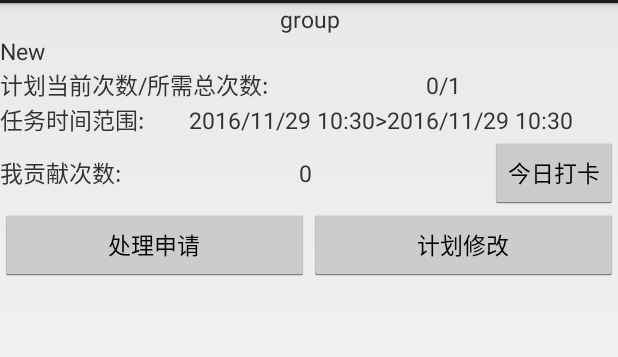
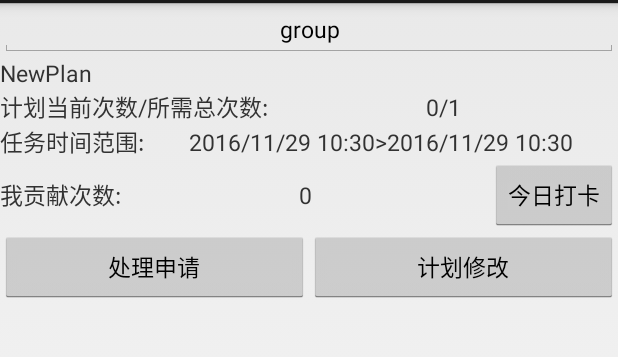
Before and after one commit to lubical/YourPlan, an Android app: the fragment GroupFragment placed in its activity, after a tap on "创建群", on a phone screen of 412 x 824 dp, the part 69-426 px from its top. Run offline under Robolectric (Android 15) with nearby library versions, the phone set to English and light mode, and no system bars; 18 statements that could not run were skipped.

Commit message:
vsersion 1.1  finished

```diff
--- a/app/src/main/AndroidManifest.xml
+++ b/app/src/main/AndroidManifest.xml
@@ -44,7 +44,7 @@
                        android:value=".NavigationDrawerActivity"></meta-data>
         </activity>
         <activity android:name=".group.GroupOwnerActivity"
-                  android:launchMode="singleTask">
+                  android:launchMode="singleTop">
             <meta-data android:name="android.support.PARENT_ACTIVITY"
                        android:value=".NavigationDrawerActivity"></meta-data>
         </activity>
--- a/app/src/main/java/com/lubical/android/yourplan/Plan/Plan.java
+++ b/app/src/main/java/com/lubical/android/yourplan/Plan/Plan.java
@@ -53,7 +53,7 @@ public class Plan {
         planRemindTime = new Date(planStartTime.getTime()+60000);
         planImportantUrgent = IMPORTANT_URGENT;
         planClassify = "未分组";
-        planName = new String("New");
+        planName = new String("NewPlan");
     }
     public int getPlanImportantUrgent() {
         return planImportantUrgent;
--- a/app/src/main/java/com/lubical/android/yourplan/group/GroupApplyDealFragment.java
+++ b/app/src/main/java/com/lubical/android/yourplan/group/GroupApplyDealFragment.java
@@ -43,9 +43,7 @@ public class GroupApplyDealFragment extends ListFragment {
         }
         mDBManager = new DBManager(getActivity());
         getGruopId = getArguments().getString(GRUOP_ID);
-        Log.d("GADeal", getGruopId);
         mGroupApplyMapList = mDBManager.getGroupApplyMapList(UUID.fromString(getGruopId));
-        Log.d("GADeal", "size "+mGroupApplyMapList.size());
         mGroupApplySimpleAdapter = new GroupApplySimpleAdapter(
                 getActivity(),
                 mGroupApplyMapList,
@@ -91,7 +89,11 @@ public class GroupApplyDealFragment extends ListFragment {
                 public void onClick(View v) {
                     Account account = mDBManager.getAccount(userId);
                     account.setGroupId(groupId);
+                    Group group = mDBManager.getGroup(groupId);
+                    group.setGroupMemberCount(group.getGroupMemberCount()+1);
                     account.setGroupTaskState(0);
+                    account.setGroupTaskReward(0);
+                    mDBManager.updateGroup(group);
                     mDBManager.updateAccount(account);
                     mDBManager.deleteGroupApply(userId, groupId);
                     mGroupApplyMapList.remove(position);
--- a/app/src/main/java/com/lubical/android/yourplan/group/GroupFragment.java
+++ b/app/src/main/java/com/lubical/android/yourplan/group/GroupFragment.java
@@ -95,6 +95,7 @@ public class GroupFragment extends Fragment {
             } else {
                 Log.d(TAG, "joined a group"+userId);
                 Intent i = new Intent(getActivity(),GroupMemberActivity.class);
+                i.putExtra(GroupMemberFragment.EXTRA_USER_ID,userId);
                 startActivity(i);
             }
         }
--- a/app/src/main/java/com/lubical/android/yourplan/group/GroupMemberActivity.java
+++ b/app/src/main/java/com/lubical/android/yourplan/group/GroupMemberActivity.java
@@ -10,6 +10,7 @@ import com.lubical.android.yourplan.SingleFragmentActivity;
 
 public class GroupMemberActivity extends SingleFragmentActivity {
     public Fragment createFragment() {
-        return new GroupMemberFragment();
+        String userId = getIntent().getStringExtra(GroupMemberFragment.EXTRA_USER_ID);
+        return GroupMemberFragment.newInstance(userId);
     }
 }
--- a/app/src/main/java/com/lubical/android/yourplan/group/GroupOwnerFragment.java
+++ b/app/src/main/java/com/lubical/android/yourplan/group/GroupOwnerFragment.java
@@ -8,6 +8,8 @@ import android.os.Bundle;
 import android.support.annotation.Nullable;
 import android.support.v4.app.ListFragment;
 import android.support.v4.app.NavUtils;
+import android.text.Editable;
+import android.text.TextWatcher;
 import android.util.Log;
 import android.view.ActionMode;
 import android.view.ContextMenu;
@@ -37,6 +39,10 @@ import java.util.HashMap;
 import java.util.List;
 import java.util.Objects;
 import java.util.UUID;
+
+import static android.icu.lang.UCharacter.GraphemeClusterBreak.L;
+import static android.icu.lang.UCharacter.GraphemeClusterBreak.T;
+import static com.lubical.android.yourplan.R.string.account;
 
 /**
  * Created by lubical on 2016/11/22.
@@ -70,15 +76,11 @@ public class GroupOwnerFragment extends ListFragment {
         }
         mDBManager = new DBManager(getActivity());
         groupId = UUID.fromString(getArguments().getString(EXTRA_GROUP_ID));
-        Log.d(TAG, " gourpId="+groupId);
         mGroup = mDBManager.getGroup(groupId);
         mAccount = mDBManager.getAccount(mGroup.getGroupOwnerId());
         mPlan = mDBManager.getPlan(mGroup.getGroupPlanId());
         groupMemberMapList = mDBManager.getAccountMapList(groupId);
-        for (HashMap<String,Object> map:groupMemberMapList) {
-            Log.d(TAG,"groupUser "+map.get(Account.ACCOUNT_NAME));
-        }
-        Log.d(TAG, "groupMember"+groupMemberMapList.size());
+
         mSimpleAdapter = new SimpleAdapter(
                 getActivity(),
                 groupMemberMapList,
@@ -94,16 +96,32 @@ public class GroupOwnerFragment extends ListFragment {
             mDBManager.updateGroup(mGroup);
             mDBManager.addPlan(mPlan);
         }
-        Log.d(TAG, "groupId"+mGroup.getGroupId());
+
     }
 
     @Override
-    public View onCreateView(final LayoutInflater inflater, ViewGroup container, Bundle savedInstanceState) {
+    public View onCreateView(final LayoutInflater inflater, final ViewGroup container, Bundle savedInstanceState) {
         View v = inflater.inflate(R.layout.fragment_group_owner, null);
-        planName = (TextView)v.findViewById(R.id.group_owner_planName);
+        planName = (TextView) v.findViewById(R.id.group_owner_planName);
         planName.setText(mPlan.getPlanName());
-        groupName = (TextView)v.findViewById(R.id.group_owner_groupName);
+        groupName = (EditText)v.findViewById(R.id.group_owner_groupName);
         groupName.setText(mGroup.getGroupName());
+        groupName.addTextChangedListener(new TextWatcher() {
+            @Override
+            public void beforeTextChanged(CharSequence s, int start, int count, int after) {
+
+            }
+
+            @Override
+            public void onTextChanged(CharSequence s, int start, int before, int count) {
+                mGroup.setGroupName(s.toString());
+            }
+
+            @Override
+            public void afterTextChanged(Editable s) {
+
+            }
+        });
         planTimes = (TextView)v.findViewById(R.id.group_owner_planTimes);
         planTimes.setText(Integer.toString(mPlan.getPlanStatue())+"/"+Integer.toString(mPlan.getPlanRepeatFrequency()));
         planDuring = (TextView)v.findViewById(R.id.group_owner_planDuring);
@@ -121,6 +139,10 @@ public class GroupOwnerFragment extends ListFragment {
                 mywork.setText(Integer.toString(mAccount.getGroupTaskState()));
                 Toast.makeText(getActivity(),"今日完成",Toast.LENGTH_SHORT);
                 planTimes.setText(Integer.toString(mPlan.getPlanStatue())+"/"+Integer.toString(mPlan.getPlanRepeatFrequency()));
+                mDBManager.updateAccount(mAccount);
+                mDBManager.updatePlan(mPlan);
+                groupMemberMapList.clear();
+                groupMemberMapList.addAll(mDBManager.getAccountMapList(groupId));
                 mSimpleAdapter.notifyDataSetChanged();
             }
         });
@@ -128,6 +150,9 @@ public class GroupOwnerFragment extends ListFragment {
         planEditBtn.setOnClickListener(new View.OnClickListener() {
             @Override
             public void onClick(View v) {
+                mDBManager.updatePlan(mPlan);
+                mDBManager.updateGroup(mGroup);
+                mDBManager.updateAccount(mAccount);
                 Intent intent = new Intent(getActivity(), GroupPlanActivity.class);
                 intent.putExtra(GroupPlanFragment.EXTRA_GROUP_PLAN_ID,mPlan.getPlanID().toString());
                 startActivity(intent);
@@ -156,7 +181,7 @@ public class GroupOwnerFragment extends ListFragment {
                 @Override
                 public boolean onCreateActionMode(ActionMode mode, Menu menu) {
                     MenuInflater inflater1 = mode.getMenuInflater();
-                    inflater1.inflate(R.menu.plan_list_item_context, menu);
+                    inflater1.inflate(R.menu.groupmember_list_item_context, menu);
                     return true;
                 }
 
@@ -173,10 +198,13 @@ public class GroupOwnerFragment extends ListFragment {
                                 if (getListView().isItemChecked(i)) {
                                     HashMap<String, Object> map = groupMemberMapList.get(i);
                                     String userId = map.get(Account.ACCOUNT_USER_ID).toString();
+                                    if (mAccount.getUserId().equals(userId)) continue;//自己不应删除
                                     Account account = mDBManager.getAccount(userId);
                                     account.setGroupId(UUID.randomUUID());
                                     account.setGroupTaskState(0);
                                     account.setGroupTaskReward(0);
+                                    mGroup.setGroupMemberCount(mGroup.getGroupMemberCount()-1);
+                                    mDBManager.updateGroup(mGroup);
                                     mDBManager.updateAccount(account);
                                     groupMemberMapList.remove(i);
                                 }
@@ -212,10 +240,13 @@ public class GroupOwnerFragment extends ListFragment {
             case R.id.menu_item_delete_groupMember:
                 String userId = map.get(Account.ACCOUNT_USER_ID).toString();
                 Account account = mDBManager.getAccount(userId);
+                mGroup.setGroupMemberCount(mGroup.getGroupMemberCount()-1);
                 account.setGroupId(UUID.randomUUID());
                 account.setGroupTaskState(0);
                 account.setGroupTaskReward(0);
                 mDBManager.updateAccount(account);
+                mDBManager.updateGroup(mGroup);
+                groupMemberMapList.remove(position);
                 mSimpleAdapter.notifyDataSetChanged();
                 return true;
         }
@@ -249,6 +280,9 @@ public class GroupOwnerFragment extends ListFragment {
                 mGroup.setGroupPlanRewardTimes(mGroup.getGroupPlanRewardTimes()-1);
                 mDBManager.updateAccount(mAccount);
                 mDBManager.updateGroup(mGroup);
+                groupMemberMapList.clear();
+                groupMemberMapList.addAll(mDBManager.getAccountMapList(groupId));
+                mSimpleAdapter.notifyDataSetChanged();
                 dialog.dismiss();
             }
         });
@@ -266,6 +300,7 @@ public class GroupOwnerFragment extends ListFragment {
         switch (item.getItemId()) {
             case android.R.id.home:
                 if (NavUtils.getParentActivityName(getActivity()) != null) {
+                    mDBManager.updateGroup(mGroup);
                     mDBManager.updatePlan(mPlan);
                     mDBManager.updateAccount(mAccount);
                     NavUtils.navigateUpFromSameTask(getActivity());
@@ -278,8 +313,18 @@ public class GroupOwnerFragment extends ListFragment {
     @Override
     public void onResume() {
         super.onResume();
-        mDBManager.updatePlan(mPlan);
+        mGroup = mDBManager.getGroup(groupId);
+        mPlan = mDBManager.getPlan(mGroup.getGroupPlanId());
+        planName.setText(mPlan.getPlanName());
+        groupName.setText(mGroup.getGroupName());
+        planTimes.setText(Integer.toString(mPlan.getPlanStatue())+"/"+Integer.toString(mPlan.getPlanRepeatFrequency()));
+        String startDate = DateTimePickerFragment.format.format(mPlan.getPlanStartTime());
+        String endDate = DateTimePickerFragment.format.format(mPlan.getPlanEndTime());
+        planDuring.setText(startDate+">"+ endDate);
         mDBManager.updateAccount(mAccount);
+        groupMemberMapList.clear();
+        groupMemberMapList.addAll(mDBManager.getAccountMapList(groupId));
+        mSimpleAdapter.notifyDataSetChanged();
     }
 
     @Override
--- a/app/src/main/java/com/lubical/android/yourplan/share/Share.java
+++ b/app/src/main/java/com/lubical/android/yourplan/share/Share.java
@@ -30,6 +30,9 @@ public class Share {
         this.groupId = groupId;
         this.planId = planId;
         this.userId = userId;
+        if (message.length()<1) {
+            message = "分享是最大的收获(默认)";
+        }
         this.message = message;
         time = new Date().getTime();
         thumbUpCount = 0;
--- a/app/src/main/java/com/lubical/android/yourplan/share/ShareListFragment.java
+++ b/app/src/main/java/com/lubical/android/yourplan/share/ShareListFragment.java
@@ -71,10 +71,10 @@ public class ShareListFragment extends ListFragment{
                 getActivity(),
                 mShareMapList,
                 R.layout.list_item_share,
-                new String[]{"planName","statue","name","thumbUpCount","commentCount"},
+                new String[]{"planName","statue","name","thumbUpCount","commentCount","message"},
                 new int[]{R.id.list_item_share_planNameTv,R.id.list_item_share_planStatueTv,
                         R.id.list_item_share_planUserTv,R.id.list_item_share_thumbUpCountTv,
-                        R.id.list_item_share_commentCountTv}
+                        R.id.list_item_share_commentCountTv, R.id.list_item_share_messageTv}
         );
         setListAdapter(mSimpleAdapter);
         Log.d(TAG, " size "+mShareMapList.size());
@@ -202,7 +202,6 @@ public class ShareListFragment extends ListFragment{
                         reviewAdapter.notifyDataSetChanged();
                         mSimpleAdapter.notifyDataSetChanged();
                     }
-                    //showComment.setVisibility(View.INVISIBLE);
                 }
             });
             return v;
--- a/app/src/main/res/layout/fragment_group_owner.xml
+++ b/app/src/main/res/layout/fragment_group_owner.xml
@@ -3,7 +3,7 @@
               android:orientation="vertical"
               android:layout_width="match_parent"
               android:layout_height="match_parent">
-    <TextView
+    <EditText
         android:id="@+id/group_owner_groupName"
         android:layout_width="match_parent"
         android:layout_height="wrap_content"
--- a/app/src/main/res/layout/list_item_group_member.xml
+++ b/app/src/main/res/layout/list_item_group_member.xml
@@ -2,7 +2,8 @@
 <LinearLayout xmlns:android="http://schemas.android.com/apk/res/android"
               android:orientation="horizontal"
               android:layout_width="match_parent"
-              android:layout_height="match_parent">
+              android:layout_height="match_parent"
+              android:background="@drawable/background_activated">
     <TextView
         android:id="@+id/list_item_group_member_id"
         android:layout_weight="1"
```
Also changed, not shown: app/src/main/java/com/lubical/android/yourplan/DBManager.java (+8 -9 lines), app/src/main/java/com/lubical/android/yourplan/group/GroupMemberFragment.java (+26 -8 lines), app/src/main/java/com/lubical/android/yourplan/group/GroupPlanFragment.java (+14 -9 lines), app/src/main/java/com/lubical/android/yourplan/group/GroupSearchFragment.java (+14 -3 lines), app/src/main/res/layout/list_item_share.xml (+13 -1 lines).
